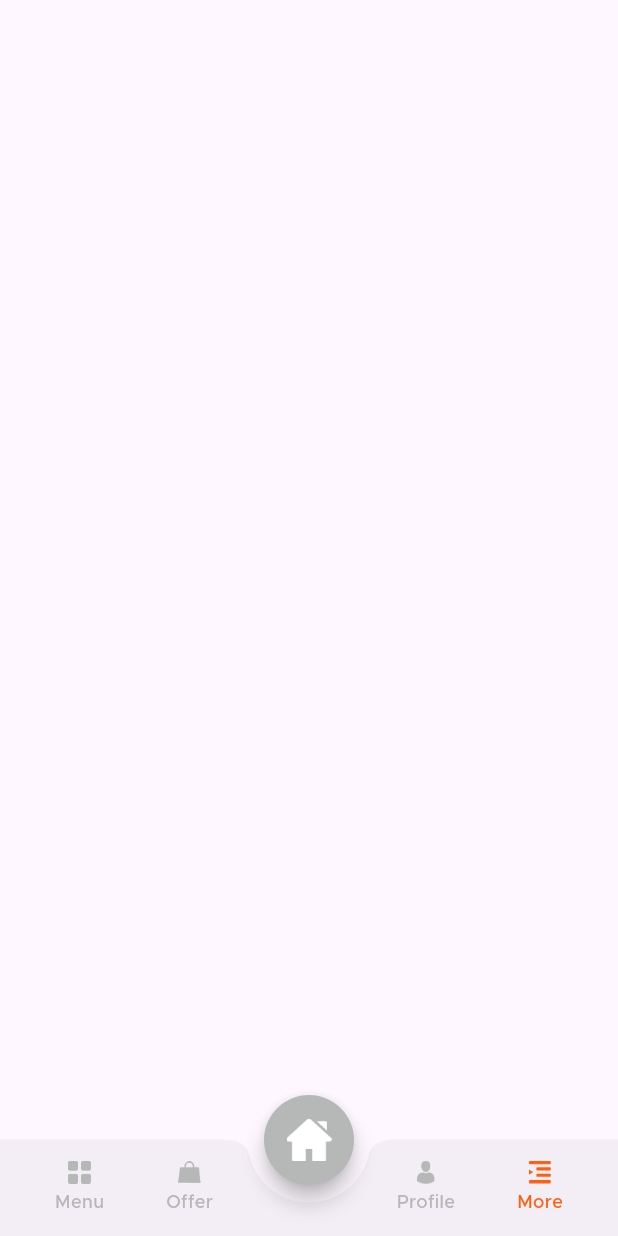
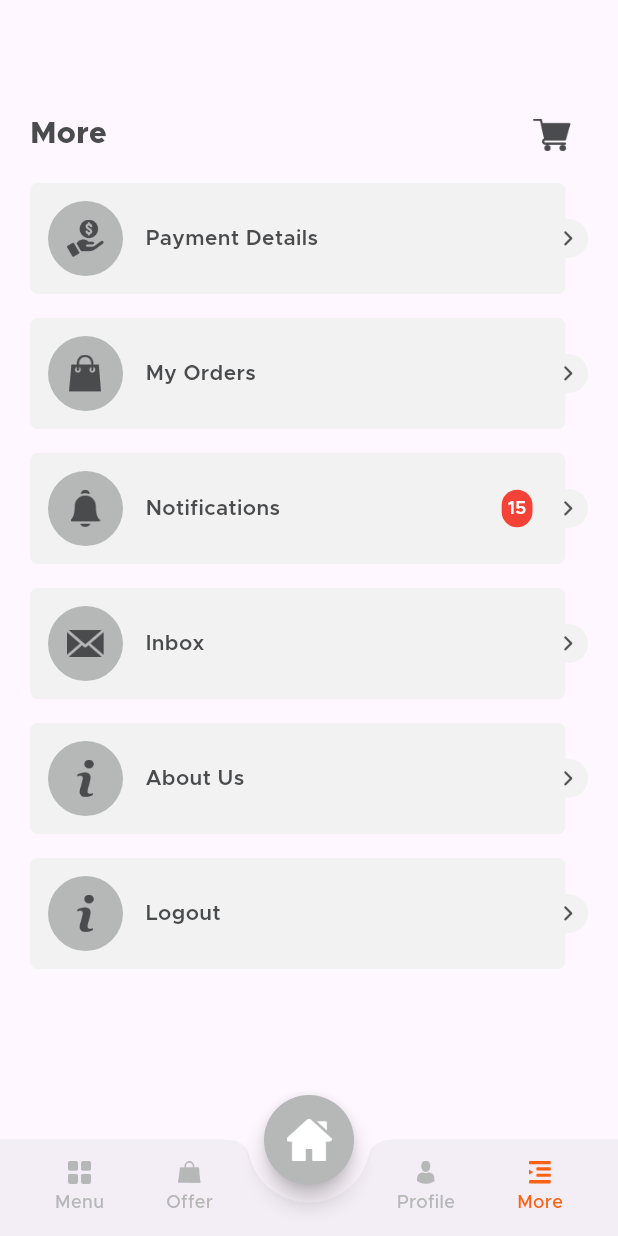
Before and after one commit to Suwas52/Food-Delivery-App-Frontend-UI-, a Flutter app: the screen it shows after launch, scrolled down 576 dp, after a tap on "More", on a phone screen of 412 x 824 dp. Run offline on Flutter 3.47's test engine with Material 3 defaults, Android fonts, the phone set to English and light mode, and no system bars; our stand-ins replace flutter_rating_bar, image_picker; missing offline and left inert: otp_pin_field.

Commit message:
completed payment details and more tab UI

```diff
--- a/lib/common_widget/round_icon_button.dart
+++ b/lib/common_widget/round_icon_button.dart
@@ -6,7 +6,8 @@ class RoundIconButton extends StatelessWidget {
   final String title;
   final String icon;
   final Color color;
-  const RoundIconButton({super.key, required this.onPressed, required this.title, required this.icon, required this.color});
+  final double fontSize;
+  const RoundIconButton({super.key, required this.onPressed, required this.title, required this.icon, required this.color, this.fontSize = 12});
 
   @override
   Widget build(BuildContext context) {
@@ -30,7 +31,7 @@ class RoundIconButton extends StatelessWidget {
               title,
               style: TextStyle(
                   color: TColor.white,
-                  fontSize: 12,
+                  fontSize: fontSize,
                   fontWeight: FontWeight.w500),),
           ],
         ),
--- a/lib/view/main_tabview/main_tabview.dart
+++ b/lib/view/main_tabview/main_tabview.dart
@@ -3,6 +3,7 @@ import 'package:frontend_ui/common/color_extension.dart';
 import 'package:frontend_ui/common_widget/tab_button.dart';
 import 'package:frontend_ui/view/home/home_view.dart';
 import 'package:frontend_ui/view/menu/menu_view.dart';
+import 'package:frontend_ui/view/more/more_view.dart';
 import 'package:frontend_ui/view/offer/offer_view.dart';
 import 'package:frontend_ui/view/profile/profile_view.dart';
 
@@ -108,7 +109,7 @@ class _MainTabViewState extends State<MainTabView> {
                     onTap: () {
                       if (selectTab != 4) {
                         selectTab = 4;
-                        selectPageView = Container();
+                        selectPageView = const MoreView();
                       }
                       if (mounted) {
                         setState(() {});
--- /dev/null
+++ b/lib/view/more/more_view.dart
@@ -0,0 +1,203 @@
+import 'package:flutter/material.dart';
+import 'package:frontend_ui/view/more/payment_details_view.dart';
+
+import '../../common/color_extension.dart';
+
+class MoreView extends StatefulWidget {
+  const MoreView({super.key});
+
+  @override
+  State<MoreView> createState() => _MoreViewState();
+}
+
+class _MoreViewState extends State<MoreView> {
+  List moreArr = [
+    {
+      "index": "1",
+      "name": "Payment Details",
+      "image": "assets/img/more_payment.png",
+      "base": 0
+    },
+    {
+      "index": "2",
+      "name": "My Orders",
+      "image": "assets/img/more_my_order.png",
+      "base": 0
+    },
+    {
+      "index": "3",
+      "name": "Notifications",
+      "image": "assets/img/more_notification.png",
+      "base": 15
+    },
+    {
+      "index": "4",
+      "name": "Inbox",
+      "image": "assets/img/more_inbox.png",
+      "base": 0
+    },
+    {
+      "index": "5",
+      "name": "About Us",
+      "image": "assets/img/more_info.png",
+      "base": 0
+    },
+    {
+      "index": "6",
+      "name": "Logout",
+      "image": "assets/img/more_info.png",
+      "base": 0
+    },
+  ];
+
+  @override
+  Widget build(BuildContext context) {
+    return Scaffold(
+      body: SingleChildScrollView(
+        child: Padding(
+          padding: const EdgeInsets.symmetric(vertical: 20),
+          child: Column(
+            crossAxisAlignment: CrossAxisAlignment.center,
+            children: [
+              const SizedBox(
+                height: 46,
+              ),
+              Padding(
+                padding: const EdgeInsets.symmetric(horizontal: 20),
+                child: Row(
+                  mainAxisAlignment: MainAxisAlignment.spaceBetween,
+                  children: [
+                    Text(
+                      "More",
+                      style: TextStyle(
+                          color: TColor.primaryText,
+                          fontSize: 20,
+                          fontWeight: FontWeight.w800),
+                    ),
+                    IconButton(
+                      onPressed: () {
+                        Navigator.push(
+                            context,
+                            MaterialPageRoute(
+                                builder: (context) => Container()));
+                      },
+                      icon: Image.asset(
+                        "assets/img/shopping_cart.png",
+                        width: 25,
+                        height: 25,
+                      ),
+                    ),
+                  ],
+                ),
+              ),
+              ListView.builder(
+                  padding: EdgeInsets.zero,
+                  physics: const NeverScrollableScrollPhysics(),
+                  shrinkWrap: true,
+                  itemCount: moreArr.length,
+                  itemBuilder: (context, index) {
+                    var mObj = moreArr[index] as Map? ?? {};
+                    var countBase = mObj["base"] as int? ?? 0;
+                    return InkWell(
+                      onTap: () {
+                        switch (mObj["index"].toString()) {
+                          case "1":
+                            Navigator.push(
+                                context,
+                                MaterialPageRoute(
+                                    builder: (context) =>
+                                    const PaymentDetailsView()));
+
+                            break;
+                          default:
+                        }
+                      },
+                      child: Container(
+                        margin: const EdgeInsets.symmetric(
+                            vertical: 8, horizontal: 20),
+                        child: Stack(
+                          alignment: Alignment.centerRight,
+                          children: [
+                            Container(
+                              padding: const EdgeInsets.symmetric(
+                                  vertical: 12, horizontal: 12),
+                              decoration: BoxDecoration(
+                                  color: TColor.textfield,
+                                  borderRadius: BorderRadius.circular(5)),
+                              margin: const EdgeInsets.only(right: 15),
+                              child: Row(
+                                mainAxisAlignment: MainAxisAlignment.start,
+                                children: [
+                                  Container(
+                                    width: 50,
+                                    height: 50,
+                                    padding: const EdgeInsets.all(8),
+                                    decoration: BoxDecoration(
+                                        color: TColor.placeholder,
+                                        borderRadius:
+                                        BorderRadius.circular(25)),
+                                    alignment: Alignment.center,
+                                    child: Image.asset(mObj["image"].toString(),
+                                        width: 25,
+                                        height: 25,
+                                        fit: BoxFit.contain),
+                                  ),
+                                  const SizedBox(
+                                    width: 15,
+                                  ),
+                                  Expanded(
+                                    child: Text(
+                                      mObj["name"].toString(),
+                                      style: TextStyle(
+                                          color: TColor.primaryText,
+                                          fontSize: 14,
+                                          fontWeight: FontWeight.w600),
+                                    ),
+                                  ),
+                                  const SizedBox(
+                                    width: 15,
+                                  ),
+                                  if (countBase > 0)
+                                    Container(
+                                      padding: const EdgeInsets.all(4),
+                                      decoration: BoxDecoration(
+                                          color: Colors.red,
+                                          borderRadius:
+                                          BorderRadius.circular(12.5)),
+                                      alignment: Alignment.center,
+                                      child: Text(
+                                        countBase.toString(),
+                                        style: TextStyle(
+                                            color: TColor.white,
+                                            fontSize: 12,
+                                            fontWeight: FontWeight.w600),
+                                      ),
+                                    ),
+                                  const SizedBox(
+                                    width: 10,
+                                  ),
+                                ],
+                              ),
+                            ),
+                            Container(
+                              padding: const EdgeInsets.all(8),
+                              decoration: BoxDecoration(
+                                  color: TColor.textfield,
+                                  borderRadius: BorderRadius.circular(15)),
+                              child: Image.asset("assets/img/btn_next.png",
+                                  width: 10,
+                                  height: 10,
+                                  color: TColor.primaryText),
+                            ),
+                          ],
+                        ),
+                      ),
+                    );
+                  })
+            ],
+          ),
+        ),
+      ),
+    );
+  }
+}
```
Also changed, not shown: lib/view/more/payment_details_view.dart (added, +238 -0 lines).
